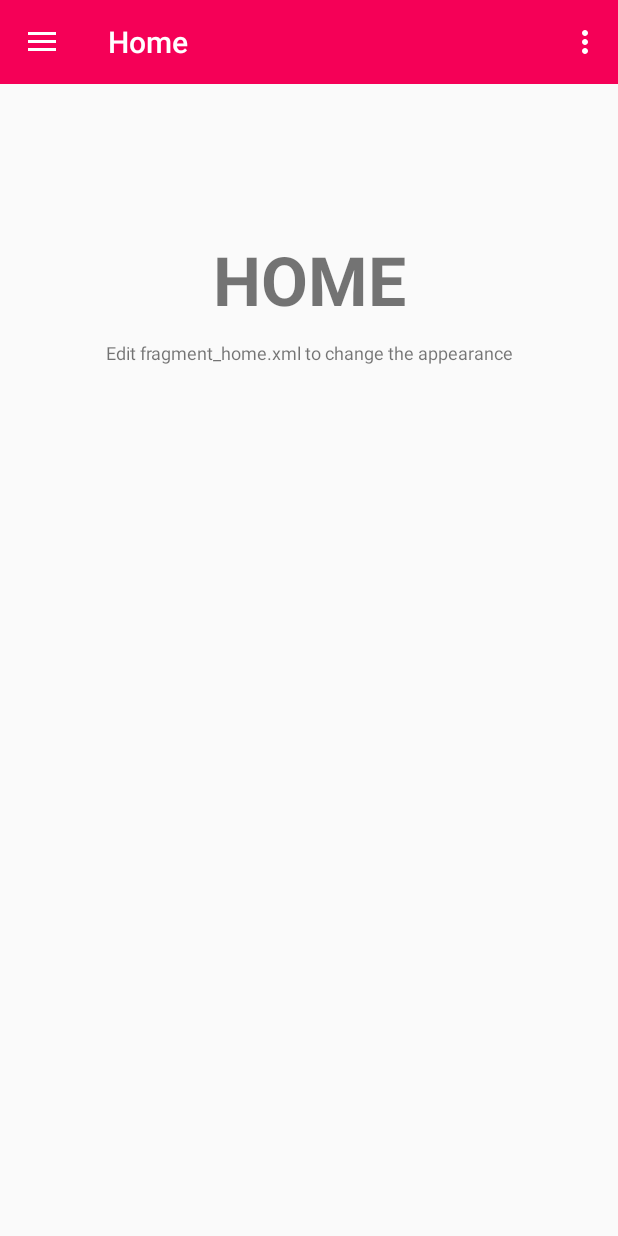
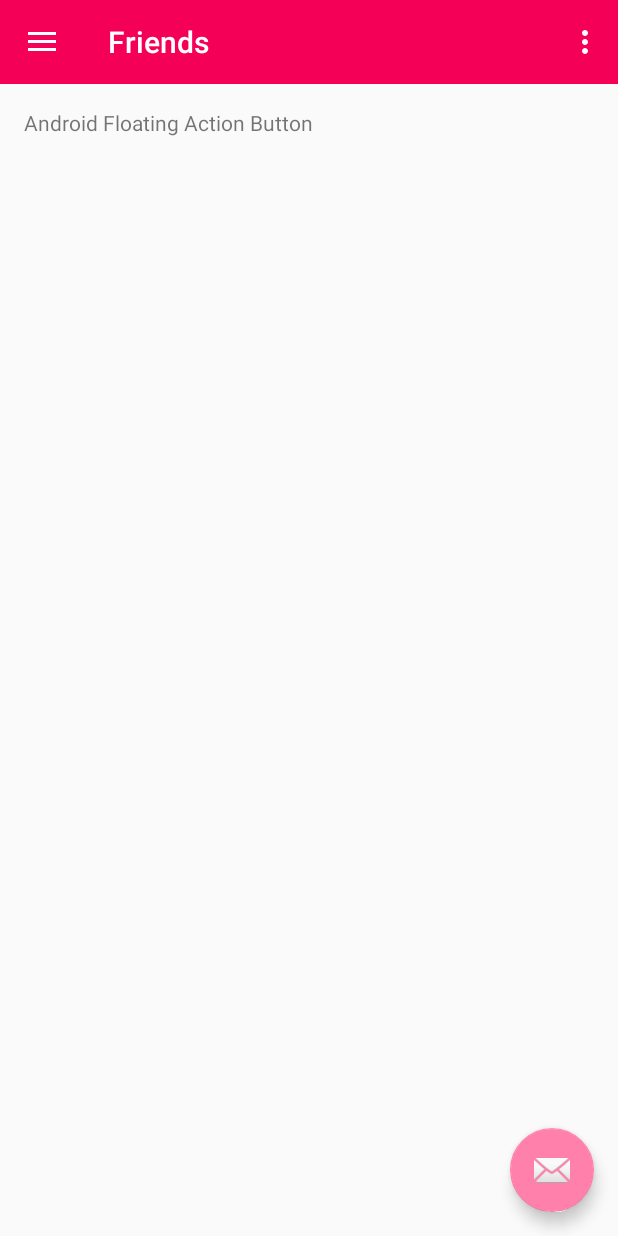
Before and after one commit to pawankumarbaranwal/SplitTheBill, an Android app: the screen it shows after launch (MainActivity), on a phone screen of 412 x 824 dp. Run offline under Robolectric (Android 15) with nearby library versions, the phone set to English and light mode, and no system bars.

Commit message:
Floating Button

```diff
--- a/app/src/main/java/pawan/example/com/splitthebill/activity/FragmentDrawer.java
+++ b/app/src/main/java/pawan/example/com/splitthebill/activity/FragmentDrawer.java
@@ -21,7 +21,6 @@ import android.view.ViewGroup;
 import java.util.ArrayList;
 import java.util.List;
 
-import pawan.example.com.splitthebill.activity.R;
 import pawan.example.com.splitthebill.adapter.NavigationDrawerAdapter;
 import pawan.example.com.splitthebill.model.NavDrawerItem;
 
--- a/app/src/main/java/pawan/example/com/splitthebill/activity/FriendsFragment.java
+++ b/app/src/main/java/pawan/example/com/splitthebill/activity/FriendsFragment.java
@@ -1,18 +1,23 @@
 package pawan.example.com.splitthebill.activity;
 
 import android.app.Activity;
+import android.content.Intent;
 import android.os.Bundle;
+import android.support.design.widget.FloatingActionButton;
 import android.support.v4.app.Fragment;
 import android.view.LayoutInflater;
 import android.view.View;
 import android.view.ViewGroup;
+import android.widget.Toast;
 
 
 /**
  * Created by Ravi on 29/07/15.
  */
-public class FriendsFragment extends Fragment {
+public class FriendsFragment extends Fragment implements View.OnClickListener {
 
+
+    private FloatingActionButton fab;
     public FriendsFragment() {
         // Required empty public constructor
     }
@@ -27,9 +32,16 @@ public class FriendsFragment extends Fragment {
     public View onCreateView(LayoutInflater inflater, ViewGroup container,
                              Bundle savedInstanceState) {
         View rootView = inflater.inflate(R.layout.fragment_friends, container, false);
-
-
+        FloatingActionButton fab = (FloatingActionButton) rootView.findViewById(R.id.fab);
         // Inflate the layout for this fragment
+        fab.setOnClickListener(new View.OnClickListener() {
+            @Override
+            public void onClick(View view) {
+                Toast.makeText(getActivity(),"SHOW Button",Toast.LENGTH_SHORT).show();
+                Intent intent = new Intent(getActivity(), AddFriend.class);
+                startActivity(intent);
+            }
+        });
         return rootView;
     }
 
@@ -42,4 +54,9 @@ public class FriendsFragment extends Fragment {
     public void onDetach() {
         super.onDetach();
     }
+
+    @Override
+    public void onClick(View v) {
+        Toast.makeText(getActivity(),"SHOW",Toast.LENGTH_SHORT).show();
+    }
 }
--- a/app/src/main/java/pawan/example/com/splitthebill/activity/MainActivity.java
+++ b/app/src/main/java/pawan/example/com/splitthebill/activity/MainActivity.java
@@ -35,7 +35,7 @@ public class MainActivity extends AppCompatActivity implements FragmentDrawer.Fr
         drawerFragment.setDrawerListener(this);
 
         // display the first navigation drawer view on app launch
-        displayView(0);
+        displayView(1);
     }
 
 
--- a/app/src/main/res/layout/fragment_friends.xml
+++ b/app/src/main/res/layout/fragment_friends.xml
@@ -1,30 +1,19 @@
-<RelativeLayout xmlns:android="http://schemas.android.com/apk/res/android"
+<?xml version="1.0" encoding="utf-8"?>
+<android.support.design.widget.CoordinatorLayout xmlns:android="http://schemas.android.com/apk/res/android"
+    xmlns:app="http://schemas.android.com/apk/res-auto"
     xmlns:tools="http://schemas.android.com/tools"
     android:layout_width="match_parent"
     android:layout_height="match_parent"
-    android:orientation="vertical"
-    tools:context="info.androidhive.materialdesign.activity.FriendsFragment">
+    android:fitsSystemWindows="true">
 
+    <include layout="@layout/friends_activity" />
 
-    <TextView
-        android:id="@+id/label"
-        android:layout_alignParentTop="true"
-        android:layout_marginTop="100dp"
-        android:layout_width="fill_parent"
+    <android.support.design.widget.FloatingActionButton
+        android:id="@+id/fab"
+        android:layout_width="wrap_content"
         android:layout_height="wrap_content"
-        android:gravity="center_horizontal"
-        android:textSize="45dp"
-        android:text="FRIENDS"
-        android:textStyle="bold"/>
+        android:layout_gravity="bottom|end"
+        android:layout_margin="@dimen/fab_margin"
+        android:src="@android:drawable/ic_dialog_email" />
 
-    <TextView
-        android:layout_below="@id/label"
-        android:layout_centerInParent="true"
-        android:layout_width="fill_parent"
-        android:layout_height="wrap_content"
-        android:textSize="12dp"
-        android:layout_marginTop="10dp"
-        android:gravity="center_horizontal"
-        android:text="Edit fragment_friends.xml to change the appearance" />
-
-</RelativeLayout>
+</android.support.design.widget.CoordinatorLayout>
--- /dev/null
+++ b/app/src/main/res/layout/friends_activity.xml
@@ -0,0 +1,19 @@
+<?xml version="1.0" encoding="utf-8"?>
+<RelativeLayout xmlns:android="http://schemas.android.com/apk/res/android"
+    xmlns:app="http://schemas.android.com/apk/res-auto"
+    xmlns:tools="http://schemas.android.com/tools"
+    android:layout_width="match_parent"
+    android:layout_height="match_parent"
+    android:paddingBottom="@dimen/activity_vertical_margin"
+    android:paddingLeft="@dimen/activity_horizontal_margin"
+    android:paddingRight="@dimen/activity_horizontal_margin"
+    android:paddingTop="@dimen/activity_vertical_margin"
+    app:layout_behavior="@string/appbar_scrolling_view_behavior"
+    tools:context="info.androidhive.fab.MainActivity"
+    tools:showIn="@layout/activity_main">
+
+    <TextView
+        android:layout_width="wrap_content"
+        android:layout_height="wrap_content"
+        android:text="Android Floating Action Button" />
+</RelativeLayout>
--- a/app/src/main/res/values/strings.xml
+++ b/app/src/main/res/values/strings.xml
@@ -19,4 +19,8 @@
     <string name="title_split">Split Bill</string>
     <string name="title_friends">Friends</string>
     <string name="title_home">Home</string>
+    <string name="title_activity_add_freind">Add Friend</string>
+    <string name="et_name">Name</string>
+    <string name="et_email">Email</string>
+    <string name="btn_submit">Submit</string>
 </resources>
--- a/app/src/main/res/values/styles.xml
+++ b/app/src/main/res/values/styles.xml
@@ -18,6 +18,9 @@
 
     </style>
 
+    <style name="AppTheme.PopupOverlay" parent="ThemeOverlay.AppCompat.Light" />
+    <style name="AppTheme.AppBarOverlay" parent="ThemeOverlay.AppCompat.Dark.ActionBar" />
+
     <style name="MyMaterialTheme.Base" parent="Theme.AppCompat.Light.DarkActionBar">
         <item name="windowNoTitle">true</item>
         <item name="windowActionBar">false</item>
```
Also changed, not shown: app/src/main/AndroidManifest.xml (+20 -0 lines), app/src/main/java/pawan/example/com/splitthebill/activity/AddFriend.java (added, +84 -0 lines), app/src/main/res/layout/activity_add_friend.xml (added, +49 -0 lines), app/src/main/res/values/colors.xml (+16 -0 lines).
